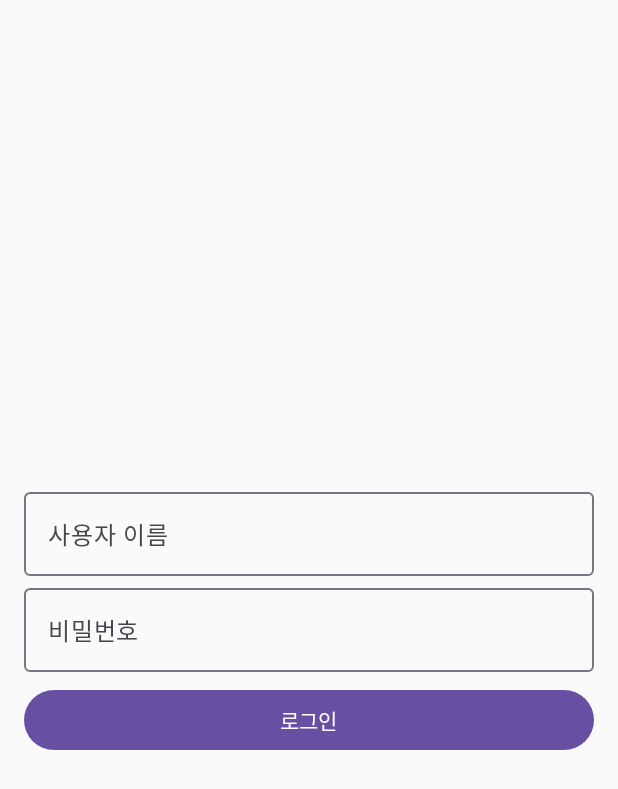
After one commit to TaewoongR/dopamine_killer, an Android app built with Jetpack Compose: the LoginScreen screen opened through its navigation route, on a phone screen of 412 x 824 dp. The commit adds this screen. Shown: the top 789 px of the screen. Run offline under Robolectric (Android 15) with nearby library versions, the phone set to English and light mode, and no system bars; our stand-ins replace Dagger/Hilt's generated code.

Commit message:
middle inspection

```diff
--- a/app/src/main/AndroidManifest.xml
+++ b/app/src/main/AndroidManifest.xml
@@ -19,6 +19,7 @@
         android:roundIcon="@mipmap/ic_launcher_round"
         android:supportsRtl="true"
         android:theme="@style/Theme.Dopamine_killer"
+        android:networkSecurityConfig="@xml/network_security_config"
         tools:targetApi="31">
         <activity
             android:name=".MainActivity"
--- a/gradle/libs.versions.toml
+++ b/gradle/libs.versions.toml
@@ -22,11 +22,12 @@ androidxNavigation = "2.7.4"
 uiGraphicsAndroid = "1.6.6"
 retrofit = "2.9.0"
 retrofitKotlinxSerializationJson = "1.0.0"
-okhttp = "4.12.0"
+okhttp = "4.9.0"
 kotlinxSerializationJson = "1.6.0"
 androidxTracing = "1.3.0-alpha02"
 securityCrypto = "1.1.0-alpha03"
 uiGraphicsAndroidVersion = "1.6.7"
+gson = "2.8.9"
 
 [libraries]
 androidx-core-ktx = { group = "androidx.core", name = "core-ktx", version.ref = "coreKtx" }
@@ -65,6 +66,9 @@ androidx-lifecycle-viewModelCompose = { group = "androidx.lifecycle", name = "li
 androidx-ui-graphics-android = { group = "androidx.compose.ui", name = "ui-graphics-android", version.ref = "uiGraphicsAndroid" }
 retrofit-core = { group = "com.squareup.retrofit2", name = "retrofit", version.ref = "retrofit" }
 retrofit-kotlin-serialization = { group = "com.jakewharton.retrofit", name = "retrofit2-kotlinx-serialization-converter", version.ref = "retrofitKotlinxSerializationJson" }
+retrofit-converter-gson = { group = "com.squareup.retrofit2", name = "converter-gson", version.ref = "retrofit"}
+gson = {group = "com.google.code.gson", name = "gson", version.ref = "gson"}
+okhttp = { group = "com.squareup.okhttp3", name = "okhttp", version.ref = "okhttp" }
 okhttp-logging = { group = "com.squareup.okhttp3", name = "logging-interceptor", version.ref = "okhttp" }
 kotlinx-serialization-json = { group = "org.jetbrains.kotlinx", name = "kotlinx-serialization-json", version.ref = "kotlinxSerializationJson" }
 security-crypto = { group = "androidx.security", name = "security-crypto", version.ref = "securityCrypto" }
--- a/ui/initialSet/build.gradle.kts
+++ b/ui/initialSet/build.gradle.kts
@@ -40,6 +40,7 @@ dependencies {
     implementation(project(":domain:coreDomain"))
     implementation(project(":ui:navigation"))
     implementation(project(":ui:record"))
+    implementation(project(":ui:myInfo"))
     androidTestImplementation(libs.androidx.espresso.core)
     androidTestImplementation(platform(libs.androidx.compose.bom))
     androidTestImplementation(libs.androidx.ui.test.junit4)
--- a/ui/initialSet/src/main/java/com/example/initialset/MainScreen.kt
+++ b/ui/initialSet/src/main/java/com/example/initialset/MainScreen.kt
@@ -4,13 +4,30 @@ import androidx.compose.runtime.Composable
 import androidx.navigation.compose.NavHost
 import androidx.navigation.compose.composable
 import androidx.navigation.compose.rememberNavController
+import com.example.myinfo.AuthSelectionScreen
+import com.example.myinfo.LoginScreen
+import com.example.myinfo.SignUpScreen
 import com.example.navigation.BotNavBar
 import com.example.record.GoalSettingScreen
 
 @Composable
 fun MainScreen() {
     val navController = rememberNavController()
-    NavHost(navController = navController, startDestination = "app_setting") {
+    NavHost(navController = navController, startDestination = "auth_selection_route") {
+        composable("auth_selection_route"){
+            AuthSelectionScreen(navController = navController)
+        }
+        composable("login_route"){
+            val navigateToMainScreen = {
+                navController.navigate("app_setting"){
+                    popUpTo("auth_selection_route"){inclusive = true}
+                }
+            }
+            LoginScreen(navController, navigateToMainScreen)
+        }
+        composable("signup_route"){
+            SignUpScreen(navController)
+        }
         composable("app_setting") {
             AppSettingScreen(navController)
         }
--- /dev/null
+++ b/ui/myInfo/src/main/java/com/example/myinfo/AuthSelectionScreen.kt
@@ -0,0 +1,36 @@
+package com.example.myinfo
+
+import androidx.compose.foundation.layout.Arrangement
+import androidx.compose.foundation.layout.Column
+import androidx.compose.foundation.layout.fillMaxSize
+import androidx.compose.foundation.layout.fillMaxWidth
+import androidx.compose.foundation.layout.padding
+import androidx.compose.material3.Button
+import androidx.compose.material3.Text
+import androidx.compose.runtime.Composable
+import androidx.compose.ui.Alignment
+import androidx.compose.ui.Modifier
+import androidx.compose.ui.unit.dp
+import androidx.navigation.NavController
+
+@Composable
+fun AuthSelectionScreen(navController: NavController) {
+    Column(
+        modifier = Modifier.fillMaxSize().padding(16.dp),
+        verticalArrangement = Arrangement.Center,
+        horizontalAlignment = Alignment.CenterHorizontally
+    ) {
+        Button(
+            onClick = { navController.navigate("login_route") },
+            modifier = Modifier.fillMaxWidth().padding(8.dp)
+        ) {
+            Text("로그인")
+        }
+        Button(
+            onClick = { navController.navigate("signup_route") },
+            modifier = Modifier.fillMaxWidth().padding(8.dp)
+        ) {
+            Text("회원가입")
+        }
+    }
+}
--- /dev/null
+++ b/ui/myInfo/src/main/java/com/example/myinfo/LoginScreen.kt
@@ -0,0 +1,102 @@
+package com.example.myinfo
+
+import android.util.Log
+import androidx.compose.foundation.layout.Arrangement
+import androidx.compose.foundation.layout.Column
+import androidx.compose.foundation.layout.Spacer
+import androidx.compose.foundation.layout.fillMaxSize
+import androidx.compose.foundation.layout.fillMaxWidth
+import androidx.compose.foundation.layout.height
+import androidx.compose.foundation.layout.padding
+import androidx.compose.material3.Button
+import androidx.compose.material3.CircularProgressIndicator
+import androidx.compose.material3.MaterialTheme
+import androidx.compose.material3.OutlinedTextField
+import androidx.compose.material3.Text
+import androidx.compose.runtime.Composable
+import androidx.compose.runtime.getValue
+import androidx.compose.runtime.mutableStateOf
+import androidx.compose.runtime.remember
+import androidx.compose.runtime.setValue
+import androidx.compose.ui.Alignment
+import androidx.compose.ui.Modifier
+import androidx.compose.ui.text.input.PasswordVisualTransformation
+import androidx.compose.ui.unit.dp
+import androidx.navigation.NavController
+import com.example.myinfo.api.ApiService
+import com.example.myinfo.api.UserLogin
+import retrofit2.Call
+import retrofit2.Callback
+import retrofit2.Response
+
+@Composable
+fun LoginScreen(navController: NavController, navigateToMainScreen: () -> Unit) {
+    var username by remember { mutableStateOf("") }
+    var password by remember { mutableStateOf("") }
+    var isLoading by remember { mutableStateOf(false) }
+    var errorMessage by remember { mutableStateOf<String?>(null) }
+
+    Column(
+        modifier = Modifier.fillMaxSize().padding(16.dp),
+        verticalArrangement = Arrangement.Center,
+        horizontalAlignment = Alignment.CenterHorizontally
+    ) {
+        if (isLoading) {
+            CircularProgressIndicator()
+        }
+
+        errorMessage?.let {
+            Text(it, color = MaterialTheme.colorScheme.error)
+        }
+
+        OutlinedTextField(
+            value = username,
+            onValueChange = { username = it },
+            label = { Text("사용자 이름") },
+            modifier = Modifier.fillMaxWidth(),
+            maxLines = 1
+        )
+        OutlinedTextField(
+            value = password,
+            onValueChange = { password = it },
+            label = { Text("비밀번호") },
+            modifier = Modifier.fillMaxWidth(),
+            visualTransformation = PasswordVisualTransformation(),
+            maxLines = 1
+        )
+        Spacer(modifier = Modifier.height(8.dp))
+        Button(
+            onClick = {
+                // 로그인 로직 처리
+                isLoading = true
+                val userLogin = UserLogin(username, password)
+                ApiService.userApi.loginUser(userLogin).enqueue(object : Callback<Map<String, String>> {
+                    override fun onResponse(call: Call<Map<String, String>>, response: Response<Map<String, String>>) {
+                        isLoading = false
+                        if (response.isSuccessful && response.body() != null) {
+                            response.body()?.get("token")?.let { token ->
+                                Log.d("LoginScreen", "Login success with token: $token")
+                                navigateToMainScreen()
+                            } ?: run {
+                                errorMessage = "로그인 실패: 토큰이 반환되지 않았습니다."
+                                Log.d("LoginScreen", "Login failed: Token not returned")
+                            }
+                        } else {
+                            errorMessage = "로그인 실패: ${response.errorBody()?.string() ?: "Unknown error"}"
+                            Log.d("LoginScreen", "Login failed with error body: ${response.errorBody()?.string()}")
+                        }
+                    }
+
+                    override fun onFailure(call: Call<Map<String, String>>, t: Throwable) {
+                        isLoading = false
+                        Log.e("LoginScreen", "Network error: ${t.message}")
+                        errorMessage = "네트워크 에러: ${t.message}"
+                    }
+                })
+            },
+            modifier = Modifier.fillMaxWidth()
+        ) {
+            Text("로그인")
+        }
+    }
+}
```
Also changed, not shown: app/src/main/res/xml/network_security_config.xml (added, +8 -0 lines), ui/myInfo/build.gradle.kts (+9 -0 lines), ui/myInfo/src/main/java/com/example/myinfo/SignupScreen.kt (added, +190 -0 lines), ui/myInfo/src/main/java/com/example/myinfo/api/ApiService.kt (added, +30 -0 lines), ui/myInfo/src/main/java/com/example/myinfo/api/UserApiService.kt (added, +19 -0 lines).
